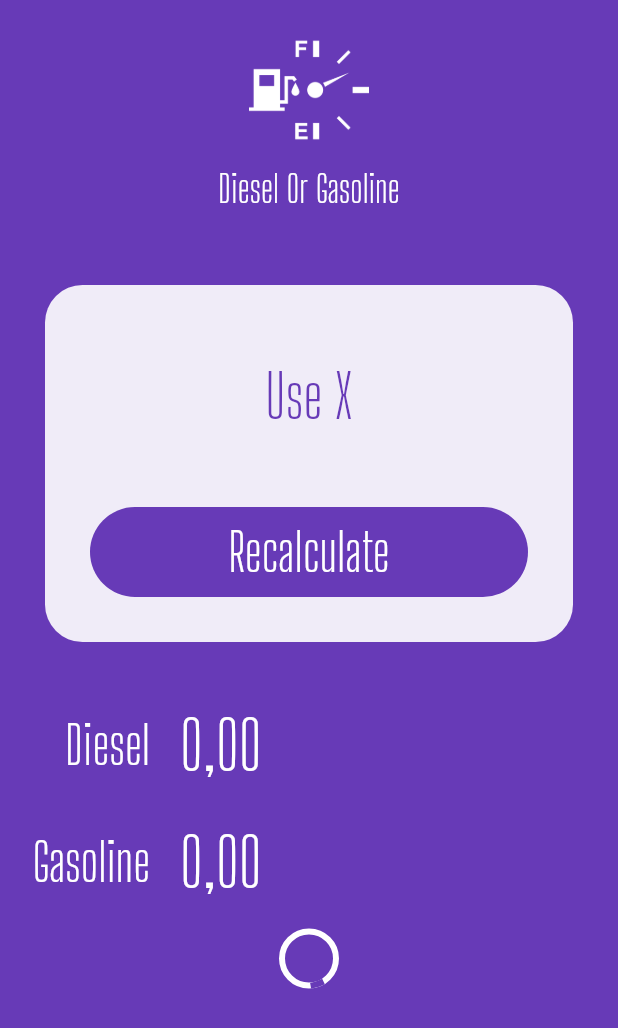
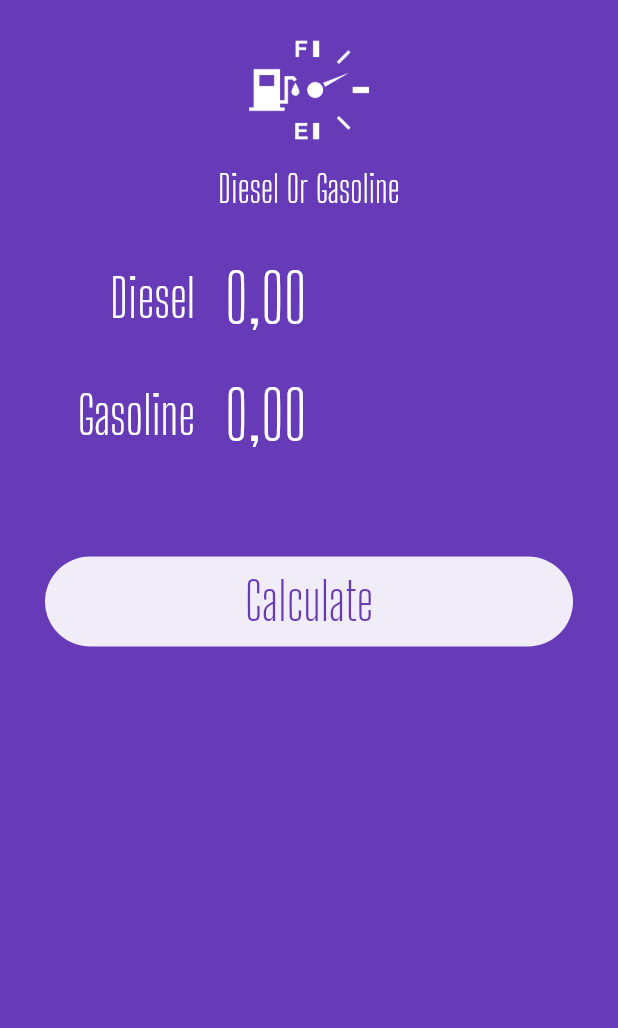
Before and after one commit to wendellarnald/flutter-fuel, a Flutter app: the screen it shows after launch, on a phone screen of 412 x 824 dp. Shown: the top 1028 px of the screen. Run offline on Flutter 3.47's test engine with Material 2 defaults, Android fonts, the phone set to English and light mode, and no system bars; our stand-ins replace flutter_masked_text.

Commit message:
Create widget for submit form

```diff
--- a/lib/main.dart
+++ b/lib/main.dart
@@ -3,6 +3,7 @@ import 'package:flutter_masked_text/flutter_masked_text.dart';
 import 'package:fuel/widgets/input.widget.dart';
 import 'package:fuel/widgets/loading-button.widget.dart';
 import 'package:fuel/widgets/logo.widget.dart';
+import 'package:fuel/widgets/submit-form.dart';
 import 'package:fuel/widgets/success.widget.dart';
 
 void main() {
@@ -35,20 +36,12 @@ class HomePage extends StatelessWidget {
       body: ListView(
         children: <Widget>[
           Logo(),
-          Success(
-            reset: () {},
-            result: "Use X",
+          SubmitForm(
+            dieselController: _dieselController,
+            gasolineController: _gasolineController,
+            busy: false,
+            submitFunc: () {},
           ),
-          Input(
-            label: "Diesel",
-            ctrl: _dieselController,
-          ),
-          Input(
-            label: "Gasoline",
-            ctrl: _gasolineController,
-          ),
-          LoadingButton(
-              busy: true, func: () {}, invert: false, text: "Calculate"),
         ],
       ),
     );
--- /dev/null
+++ b/lib/widgets/submit-form.dart
@@ -0,0 +1,56 @@
+import 'package:flutter/material.dart';
+import 'package:flutter_masked_text/flutter_masked_text.dart';
+import 'package:fuel/widgets/input.widget.dart';
+
+import 'loading-button.widget.dart';
+
+class SubmitForm extends StatelessWidget {
+  var dieselController = new MoneyMaskedTextController();
+  var gasolineController = new MoneyMaskedTextController();
+  var busy;
+  Function submitFunc;
+
+  SubmitForm({
+    @required this.dieselController,
+    @required this.gasolineController,
+    @required this.busy,
+    @required this.submitFunc,
+  });
+
+  @override
+  Widget build(BuildContext context) {
+    return Column(
+      children: <Widget>[
+        Padding(
+          padding: EdgeInsets.only(
+            left: 30,
+            right: 30,
+          ),
+          child: Input(
+            label: "Diesel",
+            ctrl: dieselController,
+          ),
+        ),
+        Padding(
+          padding: EdgeInsets.only(
+            left: 30,
+            right: 30,
+          ),
+          child: Input(
+            label: "Gasoline",
+            ctrl: gasolineController,
+          ),
+        ),
+        SizedBox(
+          height: 25,
+        ),
+        LoadingButton(
+          busy: busy,
+          func: submitFunc,
+          invert: false,
+          text: "Calculate",
+        ),
+      ],
+    );
+  }
+}
```
